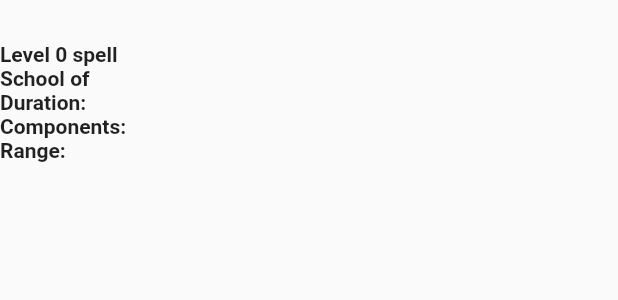
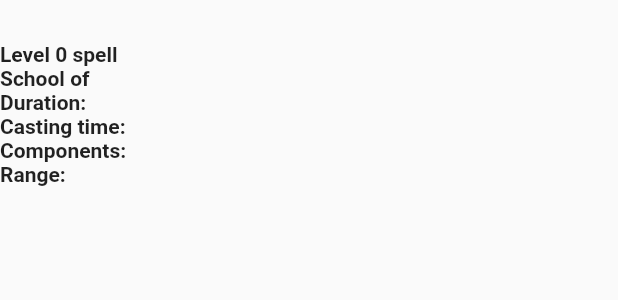
Before and after one commit to Goolski/adventurers_parchment_app, a Flutter app: the SpellDetailsWidgetPaper widget shown alone on an empty page, opened directly with empty values, on a phone screen of 412 x 824 dp. Shown: the top 300 px of the screen. Run offline on Flutter 3.47's test engine with Material 2 defaults, Android fonts, the phone set to English and light mode, and no system bars; our stand-ins replace dio, equatable, go_router, google_fonts, hive, hive_flutter and 2 more; missing offline and left inert: dio_cache_interceptor, dio_cache_interceptor_hive_store, dio_smart_retry; accounts and stored records are empty; Roboto replaces fonts that are missing (Meddon).

Commit message:
Added casting time to spell_details_widget

```diff
--- a/lib/presentation/common_widgets/spell_details_widget/spell_details_widget_paper.dart
+++ b/lib/presentation/common_widgets/spell_details_widget/spell_details_widget_paper.dart
@@ -21,6 +21,7 @@ class SpellDetailsWidgetPaper extends StatelessWidget {
         Text('Level ${spell.level} spell'),
         Text('School of ${spell.school.name}'),
         Text('Duration:    ${spell.duration}'),
+        Text('Casting time: ${spell.castingTime}'),
         Text('Components: ${componentsToStr(spell.components)}'),
         Text('Range:    ${spell.range}'),
         if (spell.concentration) ...[
```
